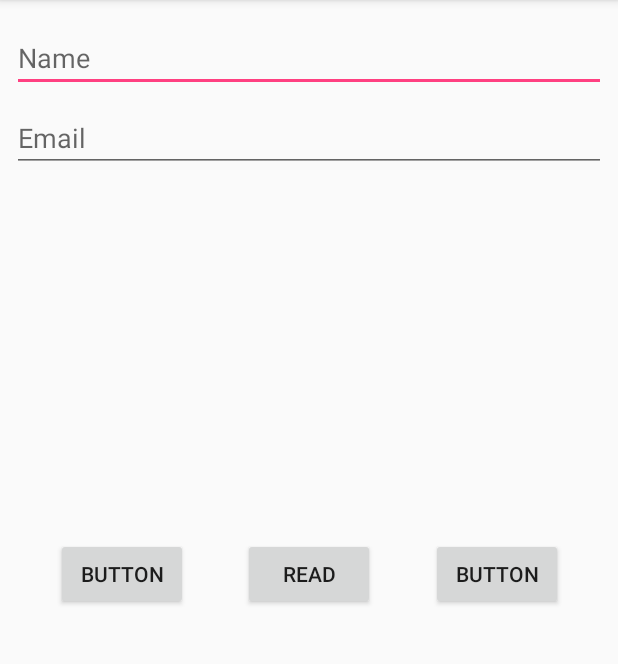
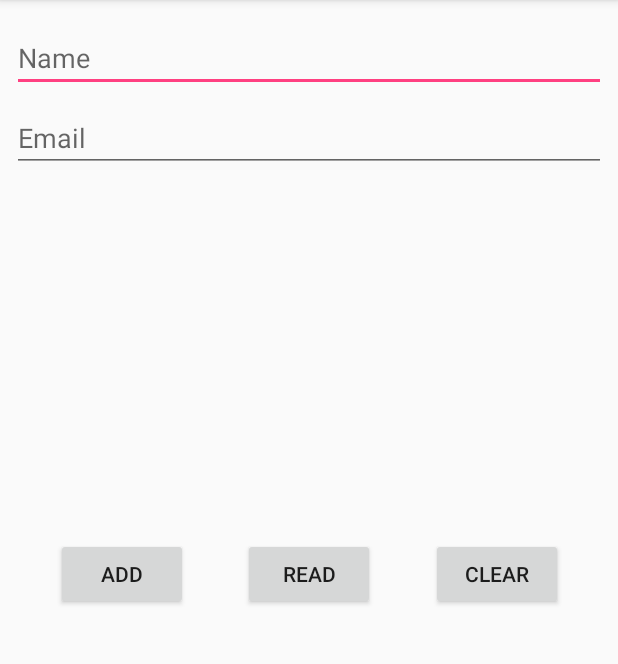
Before and after one commit to lexasok/SQLiteTraining, an Android app: the screen it shows after launch (MainActivity), on a phone screen of 412 x 824 dp, the part 84-748 px from its top. Run offline under Robolectric (Android 15) with nearby library versions, the phone set to English and light mode, and no system bars.

Commit message:
Fields added

```diff
--- a/app/src/main/java/net/ozero/sqlitetraining/MainActivity.java
+++ b/app/src/main/java/net/ozero/sqlitetraining/MainActivity.java
@@ -2,12 +2,23 @@ package net.ozero.sqlitetraining;
 
 import android.support.v7.app.AppCompatActivity;
 import android.os.Bundle;
+import android.widget.Button;
+import android.widget.EditText;
 
 public class MainActivity extends AppCompatActivity {
+
+    private Button buttonAdd;
+    private Button buttonRead;
+    private Button buttonClear;
+
+    private EditText editTextName;
+    private EditText editTextEmail;
 
     @Override
     protected void onCreate(Bundle savedInstanceState) {
         super.onCreate(savedInstanceState);
         setContentView(R.layout.activity_main);
+
+
     }
 }
--- a/app/src/main/res/layout/activity_main.xml
+++ b/app/src/main/res/layout/activity_main.xml
@@ -52,7 +52,7 @@
         android:layout_height="wrap_content"
         android:layout_marginEnd="8dp"
         android:layout_marginStart="8dp"
-        android:text="Button"
+        android:text="Add"
         app:layout_constraintBaseline_toBaselineOf="@+id/button"
         app:layout_constraintEnd_toStartOf="@+id/button"
         app:layout_constraintStart_toStartOf="parent" />
@@ -63,7 +63,7 @@
         android:layout_height="wrap_content"
         android:layout_marginEnd="8dp"
         android:layout_marginStart="8dp"
-        android:text="Button"
+        android:text="Clear"
         app:layout_constraintBaseline_toBaselineOf="@+id/button"
         app:layout_constraintEnd_toEndOf="parent"
         app:layout_constraintStart_toEndOf="@+id/button" />
```
